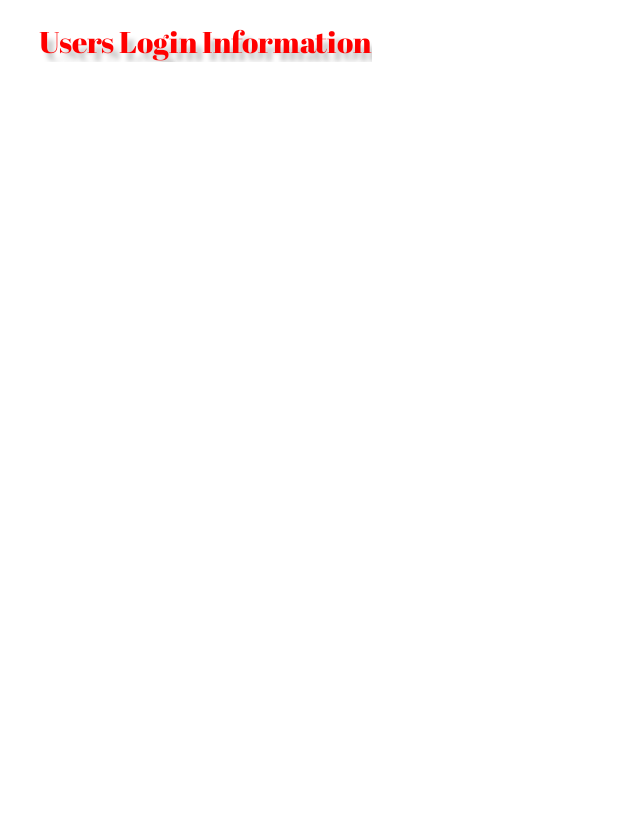
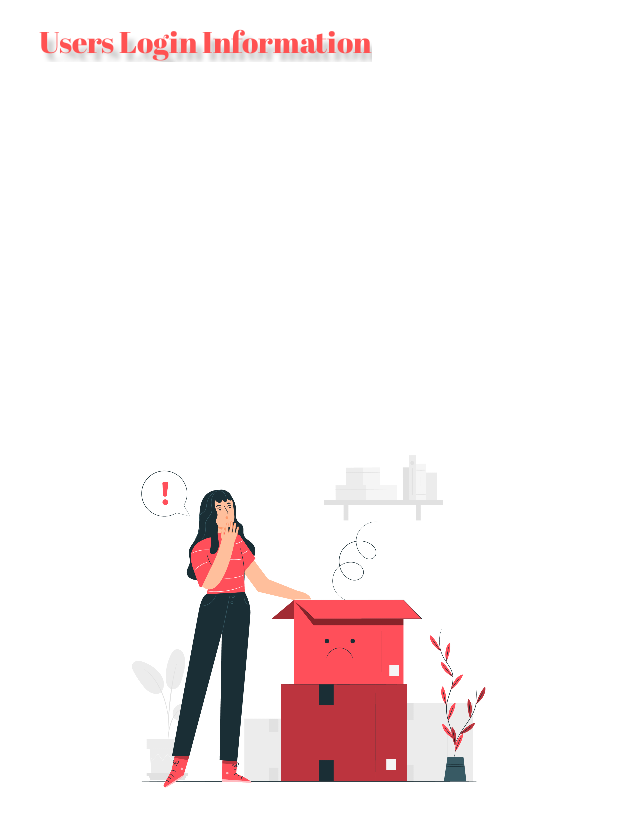
Before and after one commit to Preetojha08/Admin_Panel_Of_Catering_Management_System, an Android app: the LoginUserDataActivity screen opened directly, with no data from a screen before it, on a phone screen of 412 x 824 dp. Shown: the top 827 px of the screen. Run offline under Robolectric (Android 15) with nearby library versions, the phone set to English and light mode, and no system bars; our stand-ins replace Volley, sdp/ssp sizes; network calls fail.

Commit message:
UI Updated

```diff
--- a/app/build.gradle
+++ b/app/build.gradle
@@ -40,4 +40,6 @@ dependencies {
     implementation 'com.github.VishnuSivadasVS:Advanced-HttpURLConnection:1.2'
     implementation 'com.intuit.sdp:sdp-android:1.0.6'
 
+    implementation 'androidx.swiperefreshlayout:swiperefreshlayout:1.1.0'
+
 }
--- a/app/src/main/java/com/creatures/mycateringadminpanel/LoginUserDataActivity.java
+++ b/app/src/main/java/com/creatures/mycateringadminpanel/LoginUserDataActivity.java
@@ -4,6 +4,7 @@ import androidx.appcompat.app.AppCompatActivity;
 import androidx.appcompat.widget.Toolbar;
 import androidx.recyclerview.widget.LinearLayoutManager;
 import androidx.recyclerview.widget.RecyclerView;
+import androidx.swiperefreshlayout.widget.SwipeRefreshLayout;
 
 import android.os.Bundle;
 import android.view.View;
@@ -20,6 +21,7 @@ import org.json.JSONException;
 import org.json.JSONObject;
 
 import java.util.ArrayList;
+import java.util.Collections;
 import java.util.List;
 
 public class LoginUserDataActivity extends AppCompatActivity {
@@ -28,7 +30,11 @@ public class LoginUserDataActivity extends AppCompatActivity {
     private static final String URL_PRODUCTS ="https://preetojhadatabasetrail.000webhostapp.com/catering_project/login_usersdata.php";
 
     List<Model_Class> users_login_data_list;
-    ImageView empty_imageview;
+    ImageView login_empty_imageview;
+
+    SwipeRefreshLayout srfl_login_userdatabase;
+    RecyclerviewAdapter recyclerviewAdapter;
+    int a = 0;
 
     int layoutno = 20;
 
@@ -41,13 +47,38 @@ public class LoginUserDataActivity extends AppCompatActivity {
         setSupportActionBar(toolbar);
         getSupportActionBar().setTitle("   Users Login Information");
 
+        login_empty_imageview=(ImageView)findViewById(R.id.image_view_login_users_database);
+        login_empty_imageview.setVisibility(View.VISIBLE);
+
         login_users_recycler_view=(RecyclerView) findViewById(R.id.recycler_view_login_user_data);
         login_users_recycler_view.setHasFixedSize(true);
         login_users_recycler_view.setLayoutManager(new LinearLayoutManager(this));
         users_login_data_list = new ArrayList<>();
 
-        loadUsersLoginData();
+        srfl_login_userdatabase=(SwipeRefreshLayout)findViewById(R.id.login_users_database_swipe_refresh_layout);
 
+        srfl_login_userdatabase.setOnRefreshListener(new SwipeRefreshLayout.OnRefreshListener() {
+            @Override
+            public void onRefresh() {
+                srfl_login_userdatabase.setRefreshing(true);
+                clearData();
+                srfl_login_userdatabase.setRefreshing(false);
+                loadUsersLoginData();
+                a++;
+            }
+        });
+
+        if (a==0)
+        {
+            loadUsersLoginData();
+        }
+
+
+    }
+
+    public void clearData() {
+        users_login_data_list.clear(); // clear list
+        recyclerviewAdapter.notifyDataSetChanged(); // let your adapter know about the changes and reload view.
     }
 
     private void loadUsersLoginData()
@@ -75,8 +106,9 @@ public class LoginUserDataActivity extends AppCompatActivity {
                     /*ProductsAdapter adapter = new ProductsAdapter(MainActivity.this, productList);
                     recyclerView.setAdapter(adapter);*/
 
-                    RecyclerviewAdapter recyclerviewAdapter = new RecyclerviewAdapter(LoginUserDataActivity.this, users_login_data_list,layoutno);
+                    recyclerviewAdapter = new RecyclerviewAdapter(LoginUserDataActivity.this, users_login_data_list,layoutno);
                     login_users_recycler_view.setAdapter(recyclerviewAdapter);
+                    login_empty_imageview.setVisibility(View.GONE);
 
                 } catch (JSONException e) {
                     e.printStackTrace();
--- a/app/src/main/res/layout/activity_login_user_data.xml
+++ b/app/src/main/res/layout/activity_login_user_data.xml
@@ -11,22 +11,30 @@
         android:id="@+id/toolbar_login_users_database"
         android:layout_width="match_parent"
         android:layout_height="?attr/actionBarSize"
-        android:background="@color/white"
         android:layout_alignParentTop="true"
-        app:titleTextColor="@color/purple_700"
+        android:theme="@style/Toolbar_bg"
+        app:titleTextColor="@color/purple_500"
         app:titleTextAppearance="@style/ToolbarTitleStyle"/>
 
-    <androidx.recyclerview.widget.RecyclerView
+    <androidx.swiperefreshlayout.widget.SwipeRefreshLayout
         android:layout_width="match_parent"
+        android:layout_height="match_parent"
         android:layout_below="@+id/toolbar_login_users_database"
-        android:layout_height="match_parent"
-        android:id="@+id/recycler_view_login_user_data"/>
+        android:id="@+id/login_users_database_swipe_refresh_layout">
 
-   <!-- <ImageView
+        <androidx.recyclerview.widget.RecyclerView
+            android:layout_width="match_parent"
+            android:layout_height="match_parent"
+            android:id="@+id/recycler_view_login_user_data"/>
+
+    </androidx.swiperefreshlayout.widget.SwipeRefreshLayout>
+
+   <ImageView
         android:id="@+id/image_view_login_users_database"
         android:layout_width="@dimen/_250sdp"
         android:layout_height="@dimen/_200sdp"
+        android:visibility="gone"
         android:layout_centerInParent="true"
-        android:src="@drawable/no_data" />-->
+        android:src="@drawable/no_data" />
 
 </RelativeLayout>
--- a/app/src/main/res/layout/activity_users_data.xml
+++ b/app/src/main/res/layout/activity_users_data.xml
@@ -39,7 +39,7 @@
         android:layout_marginRight="@dimen/_25sdp"
         android:layout_marginBottom="@dimen/_40sdp"
         android:backgroundTint="@color/colorPrimaryDark"
-        android:src="@drawable/users"
+        android:src="@drawable/add_user"
         app:fabCustomSize="@dimen/_60sdp"
         app:maxImageSize="@dimen/_30sdp" />
 
--- a/app/src/main/res/layout/login_users_data_layout.xml
+++ b/app/src/main/res/layout/login_users_data_layout.xml
@@ -33,7 +33,7 @@
                     android:layout_height="@dimen/_40sdp"
                     android:layout_gravity="center"
                     android:layout_marginHorizontal="@dimen/_10sdp"
-                    android:src="@drawable/iron_man" />
+                    android:src="@drawable/only_user" />
 
             </LinearLayout>
 
--- a/app/src/main/res/layout/usersdata_layout.xml
+++ b/app/src/main/res/layout/usersdata_layout.xml
@@ -33,8 +33,7 @@
                     android:layout_height="@dimen/_40sdp"
                     android:layout_gravity="center"
                     android:layout_marginHorizontal="@dimen/_10sdp"
-                    android:src="@drawable/ic_user"
-                    android:tint="@color/colorPrimaryDark" />
+                    android:src="@drawable/iron_man" />
 
             </LinearLayout>
 
```
